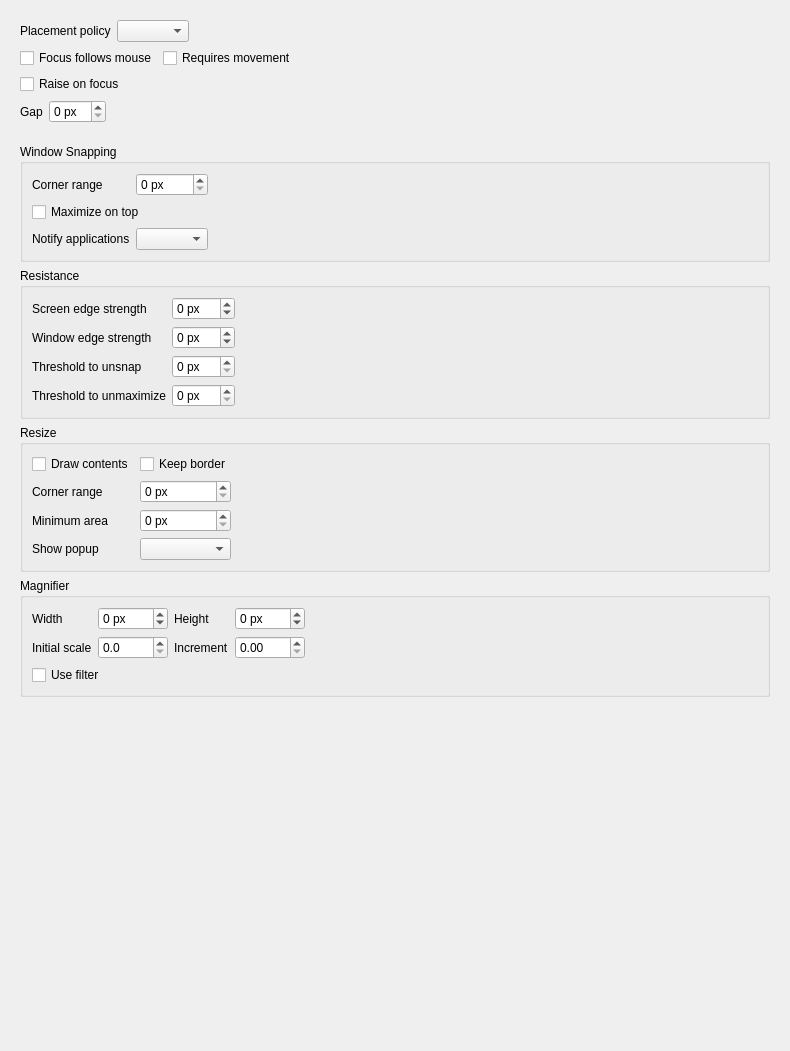
The window that src/behaviour.ui (labwc/labwc-tweaks) describes before a commit, drawn with Qt 5.
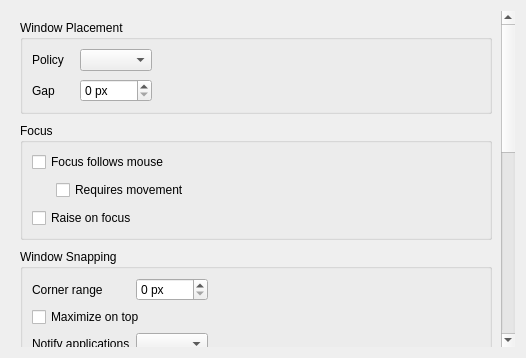
The same window after the commit.

Commit message: behaviour.ui: put placement and focus in group boxes

What changed in the file:
```diff
--- a/src/behaviour.ui
+++ b/src/behaviour.ui
@@ -2,14 +2,6 @@
 <ui version="4.0">
  <class>pageBehaviour</class>
  <widget class="QWidget" name="pageBehaviour">
-  <property name="geometry">
-   <rect>
-    <x>0</x>
-    <y>0</y>
-    <width>790</width>
-    <height>1051</height>
-   </rect>
-  </property>
   <layout class="QVBoxLayout" name="verticalLayout_3">
    <item>
     <widget class="QScrollArea" name="scrollArea">
@@ -20,28 +12,33 @@
       <bool>true</bool>
      </property>
      <widget class="QWidget" name="scrollAreaWidgetContents">
-      <property name="geometry">
-       <rect>
-        <x>0</x>
-        <y>0</y>
-        <width>770</width>
-        <height>1031</height>
-       </rect>
-      </property>
       <layout class="QVBoxLayout" name="verticalLayout_4">
+       <property name="spacing">
+        <number>9</number>
+       </property>
        <item>
-        <layout class="QHBoxLayout" name="horizontalLayout">
-         <item>
+        <widget class="QGroupBox" name="groupBox_placement">
+         <property name="title">
+          <string>Window Placement</string>
+         </property>
+         <layout class="QGridLayout" name="gridLayout_placement" columnstretch="0,0,1">
+          <property name="horizontalSpacing">
+           <number>16</number>
+          </property>
+          <property name="verticalSpacing">
+           <number>8</number>
+          </property>
+          <item row="0" column="0">
           <widget class="QLabel" name="label_7">
            <property name="text">
-            <string>Placement policy</string>
+             <string>Policy</string>
            </property>
           </widget>
          </item>
-         <item>
+          <item row="0" column="1">
           <widget class="QComboBox" name="placementPolicy"/>
          </item>
-         <item>
+          <item row="0" column="2">
           <spacer name="horizontalSpacer">
            <property name="orientation">
             <enum>Qt::Orientation::Horizontal</enum>
@@ -54,56 +51,14 @@
            </property>
           </spacer>
          </item>
-        </layout>
-       </item>
-       <item>
-        <layout class="QHBoxLayout" name="horizontalLayout_1">
-         <item>
-          <widget class="QCheckBox" name="followMouse">
-           <property name="text">
-            <string>Focus follows mouse</string>
-           </property>
-          </widget>
-         </item>
-         <item>
-          <widget class="QCheckBox" name="followMouseRequiresMovement">
-           <property name="text">
-            <string>Requires movement</string>
-           </property>
-          </widget>
-         </item>
-         <item>
-          <spacer name="horizontalSpacer_1">
-           <property name="orientation">
-            <enum>Qt::Orientation::Horizontal</enum>
-           </property>
-           <property name="sizeHint" stdset="0">
-            <size>
-             <width>40</width>
-             <height>20</height>
-            </size>
-           </property>
-          </spacer>
-         </item>
-        </layout>
-       </item>
-       <item>
-        <widget class="QCheckBox" name="raiseOnFocus">
-         <property name="text">
-          <string>Raise on focus</string>
-         </property>
-        </widget>
-       </item>
-       <item>
-        <layout class="QHBoxLayout" name="horizontalLayout_2">
-         <item>
+          <item row="1" column="0">
           <widget class="QLabel" name="label">
            <property name="text">
             <string>Gap</string>
            </property>
           </widget>
          </item>
-         <item>
+          <item row="1" column="1">
           <widget class="QSpinBox" name="gap">
            <property name="suffix">
             <string> px</string>
@@ -113,7 +68,7 @@
            </property>
           </widget>
          </item>
-         <item>
+          <item row="1" column="2">
           <spacer name="horizontalSpacer_6">
            <property name="orientation">
             <enum>Qt::Orientation::Horizontal</enum>
@@ -127,22 +82,64 @@
           </spacer>
          </item>
         </layout>
+        </widget>
        </item>
        <item>
-        <spacer name="verticalSpacer_9">
+        <widget class="QGroupBox" name="groupBox_focus">
+         <property name="title">
+          <string>Focus</string>
+         </property>
+         <layout class="QGridLayout" name="gridLayout_focus" columnstretch="0,0,1">
+          <property name="horizontalSpacing">
+           <number>16</number>
+          </property>
+          <property name="verticalSpacing">
+           <number>8</number>
+          </property>
+          <item row="0" column="0" colspan="2">
+           <widget class="QCheckBox" name="followMouse">
+            <property name="text">
+             <string>Focus follows mouse</string>
+            </property>
+           </widget>
+          </item>
+          <item row="0" column="2">
+           <spacer name="horizontalSpacer_1">
          <property name="orientation">
-          <enum>Qt::Orientation::Vertical</enum>
-         </property>
-         <property name="sizeType">
-          <enum>QSizePolicy::Policy::Fixed</enum>
+             <enum>Qt::Orientation::Horizontal</enum>
+            </property>
+           </spacer>
+          </item>
+          <item row="1" column="0">
+           <!-- Indent checkbox with logic on parent -->
+           <spacer name="horizontalSpacer_followMouseRequiresMovement">
+            <property name="orientation">
+             <enum>Qt::Orientation::Horizontal</enum>
          </property>
          <property name="sizeHint" stdset="0">
           <size>
-           <width>15</width>
-           <height>15</height>
+              <width>8</width>
+              <height>1</height>
           </size>
          </property>
         </spacer>
+          </item>
+          <item row="1" column="1">
+           <widget class="QCheckBox" name="followMouseRequiresMovement">
+            <property name="text">
+             <string>Requires movement</string>
+            </property>
+           </widget>
+          </item>
+          <item row="2" column="0" colspan="2">
+           <widget class="QCheckBox" name="raiseOnFocus">
+            <property name="text">
+             <string>Raise on focus</string>
+            </property>
+           </widget>
+          </item>
+         </layout>
+        </widget>
        </item>
        <item>
         <widget class="QGroupBox" name="snapping">
```
Lines whose indentation alone changed are shown as unchanged.
